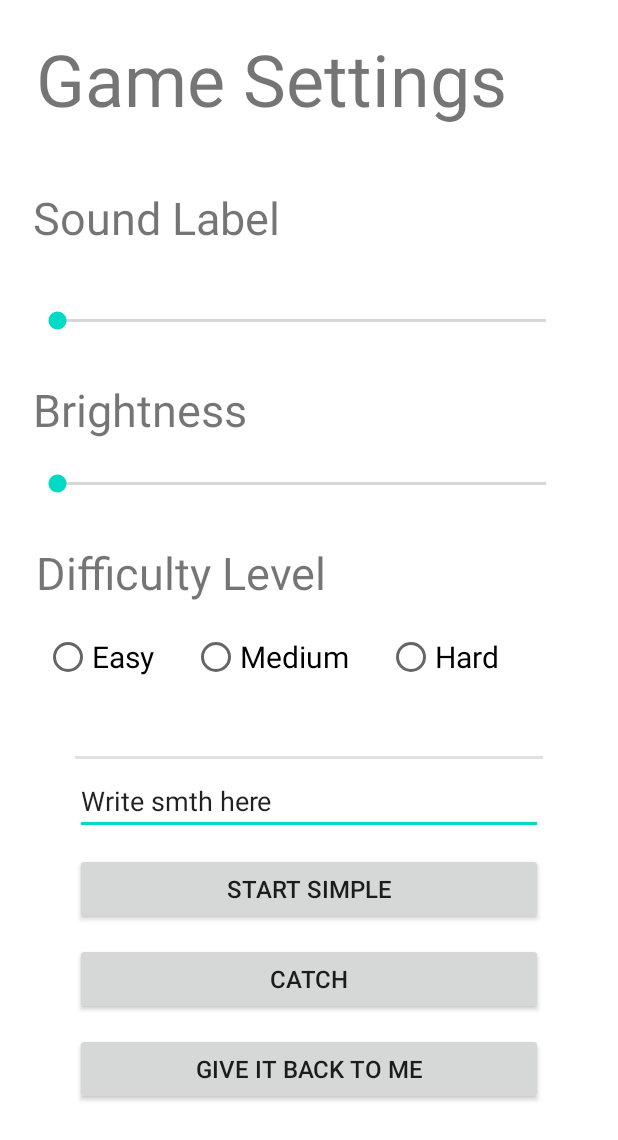
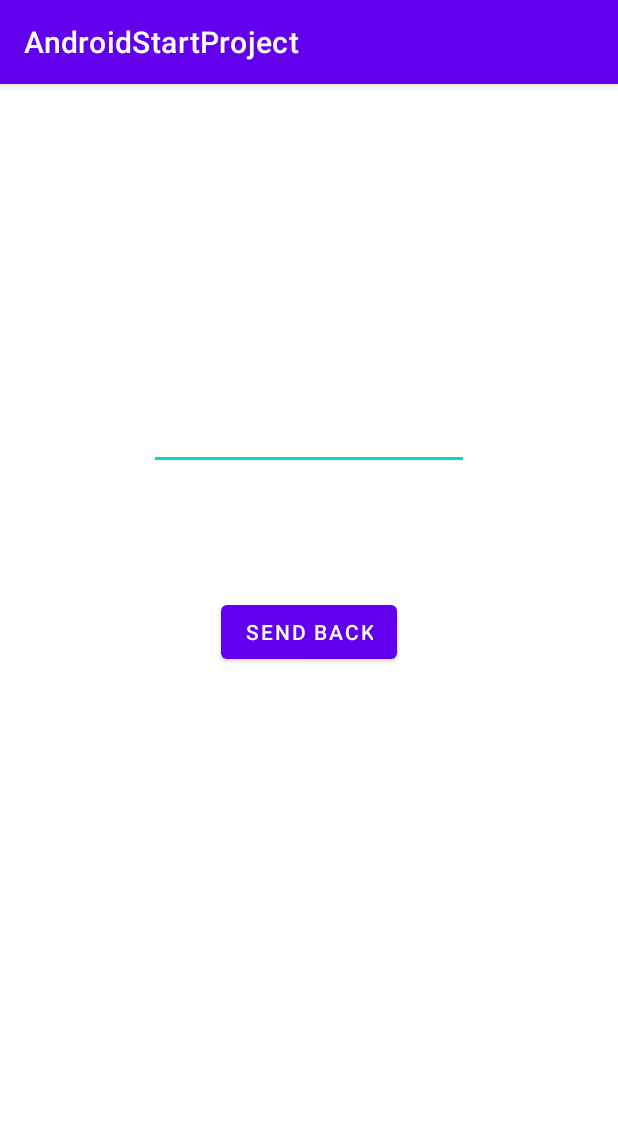
Before and after one commit to IvanovDmitriiSilvar/AndroidStartProject, an Android app: the MainActivity screen opened directly, with no data from a screen before it, after a tap on "GIVE IT BACK TO ME", on a phone screen of 412 x 824 dp. Shown: the top 1140 px of the screen. Run offline under Robolectric (Android 15) with nearby library versions, the phone set to English and light mode, and no system bars.

Commit message:
Simple exception explanation

```diff
--- a/app/src/main/java/ru/synergy/androidstartproject/ComeBackActivity.java
+++ b/app/src/main/java/ru/synergy/androidstartproject/ComeBackActivity.java
@@ -2,13 +2,33 @@ package ru.synergy.androidstartproject;
 
 import androidx.appcompat.app.AppCompatActivity;
 
+import android.content.Intent;
 import android.os.Bundle;
+import android.view.View;
+import android.widget.Button;
+import android.widget.EditText;
 
 public class ComeBackActivity extends AppCompatActivity {
+
+    EditText textView;
+    Button button;
 
     @Override
     protected void onCreate(Bundle savedInstanceState) {
         super.onCreate(savedInstanceState);
         setContentView(R.layout.activity_come_back);
+
+        textView = (EditText)findViewById(R.id.backtv);
+        button = (Button)findViewById(R.id.sendBack);
+
+        button.setOnClickListener(new View.OnClickListener() {
+            @Override
+            public void onClick(View view) {
+                Intent intent  = new Intent();  //создали интент
+                intent.putExtra("tv", textView.getText().toString());   //взяли данные из текствью и положили в интент с ключом "tv"
+                setResult(RESULT_OK, intent); //выставили интент как результат нашей активности
+                finish();   //вызвали финиш. Говорят, надо.
+            }
+        });
     }
 }
--- a/app/src/main/java/ru/synergy/androidstartproject/MainActivity.java
+++ b/app/src/main/java/ru/synergy/androidstartproject/MainActivity.java
@@ -1,5 +1,9 @@
 package ru.synergy.androidstartproject;
 
+import androidx.activity.result.ActivityResult;
+import androidx.activity.result.ActivityResultCallback;
+import androidx.activity.result.ActivityResultLauncher;
+import androidx.activity.result.contract.ActivityResultContracts;
 import androidx.annotation.Nullable;
 import androidx.appcompat.app.AppCompatActivity;
 import androidx.constraintlayout.widget.ConstraintLayout;
@@ -16,10 +20,22 @@ import android.widget.TextView;
 
 import org.w3c.dom.Text;
 
-public class MainActivity extends Activity implements View.OnClickListener {
+public class MainActivity extends AppCompatActivity implements View.OnClickListener {
 
+    private static final int REQ_C = 1;
     EditText et;
     TextView tv;
+
+    ActivityResultLauncher<Intent> mStartActivityForResult = registerForActivityResult(
+            new ActivityResultContracts.StartActivityForResult(),
+            new ActivityResultCallback<ActivityResult>() {
+                @Override
+                public void onActivityResult(ActivityResult result) {
+                    Intent intent = result.getData();
+                    tv.setText(intent.getStringExtra("tv"));
+                }
+            }
+    );
 
     @Override
     protected void onCreate(Bundle savedInstanceState) {
@@ -50,7 +66,6 @@ public class MainActivity extends Activity implements View.OnClickListener {
 
     public void onClick(View v){
         Intent i;
-        int REQ_C = 1;
         switch(v.getId()) {
             case R.id.buttonStart:
                 i = new Intent(this, MainActivity2.class);
@@ -62,9 +77,9 @@ public class MainActivity extends Activity implements View.OnClickListener {
                 i.putExtra("et", eText);
                 startActivity(i);
                 break;
-//            case R.id.buttonBack:
-//                i = new Intent(this, ComeBackActivity.class);
-//                startActivityForResult(i, REQ_C);
+            case R.id.buttonBack:
+                i = new Intent(this, ComeBackActivity.class);
+                mStartActivityForResult.launch(i);
         }
     }
 }
--- a/app/src/main/res/layout/activity_come_back.xml
+++ b/app/src/main/res/layout/activity_come_back.xml
@@ -6,4 +6,25 @@
     android:layout_height="match_parent"
     tools:context=".ComeBackActivity">
 
+    <EditText
+        android:id="@+id/backtv"
+        android:layout_width="wrap_content"
+        android:layout_height="wrap_content"
+        android:layout_marginTop="212dp"
+        android:ems="10"
+        android:inputType="textPersonName"
+        app:layout_constraintEnd_toEndOf="parent"
+        app:layout_constraintStart_toStartOf="parent"
+        app:layout_constraintTop_toTopOf="parent" />
+
+    <Button
+        android:id="@+id/sendBack"
+        android:layout_width="wrap_content"
+        android:layout_height="wrap_content"
+        android:text="Send back"
+        app:layout_constraintBottom_toBottomOf="parent"
+        app:layout_constraintEnd_toEndOf="@+id/backtv"
+        app:layout_constraintStart_toStartOf="@+id/backtv"
+        app:layout_constraintTop_toBottomOf="@+id/backtv"
+        app:layout_constraintVertical_bias="0.181" />
 </androidx.constraintlayout.widget.ConstraintLayout>
--- a/app/src/main/res/layout/second_layout.xml
+++ b/app/src/main/res/layout/second_layout.xml
@@ -13,7 +13,7 @@
         android:layout_alignStart="@id/textView2"
         android:layout_alignEnd="@id/textView2"
         android:layout_marginStart="0dp"
-        android:layout_marginTop="20dp"
+        android:layout_marginTop="10dp"
         android:layout_marginEnd="0dp" />
 
     <TextView
@@ -23,8 +23,8 @@
         android:layout_below="@+id/textView"
         android:layout_alignStart="@+id/textView"
         android:layout_alignParentEnd="true"
-        android:layout_marginStart="-2dp"
-        android:layout_marginTop="40dp"
+        android:layout_marginStart="02dp"
+        android:layout_marginTop="20dp"
         android:layout_marginEnd="32dp"
         android:text="Sound Label"
         android:textSize="30sp" />
@@ -37,7 +37,7 @@
         android:layout_alignStart="@+id/textView"
         android:layout_alignParentEnd="true"
         android:layout_marginStart="0dp"
-        android:layout_marginTop="30dp"
+        android:layout_marginTop="20dp"
         android:layout_marginEnd="0dp"
         android:text="Difficulty Level"
         android:textSize="30sp" />
@@ -50,7 +50,7 @@
         android:layout_alignStart="@+id/textView4"
         android:layout_alignEnd="@+id/textView4"
         android:layout_marginStart="0dp"
-        android:layout_marginTop="20dp"
+        android:layout_marginTop="16dp"
         android:layout_marginEnd="0dp" />
 
     <TextView
@@ -61,7 +61,7 @@
         android:layout_alignParentTop="true"
         android:layout_alignParentEnd="true"
         android:layout_marginStart="24dp"
-        android:layout_marginTop="20dp"
+        android:layout_marginTop="16dp"
         android:layout_marginEnd="36dp"
         android:text="Game Settings"
         android:textSize="48sp" />
@@ -74,7 +74,7 @@
         android:layout_alignStart="@+id/seekBar2"
         android:layout_alignEnd="@+id/seekBar2"
         android:layout_marginStart="0dp"
-        android:layout_marginTop="30dp"
+        android:layout_marginTop="20dp"
         android:layout_marginEnd="0dp"
         android:text="Brightness"
         android:textSize="30sp" />
@@ -87,7 +87,7 @@
         android:layout_alignStart="@id/textView"
         android:layout_alignEnd="@id/textView"
         android:layout_marginStart="0dp"
-        android:layout_marginTop="20dp"
+        android:layout_marginTop="16dp"
         android:layout_marginEnd="0dp"
         android:orientation="horizontal">
 
@@ -125,7 +125,7 @@
         android:layout_height="2dp"
         android:layout_below="@id/radiogroup"
         android:layout_marginStart="50dp"
-        android:layout_marginTop="50dp"
+        android:layout_marginTop="30dp"
         android:layout_marginEnd="50dp"
         android:background="?android:attr/listDivider" />
 
@@ -137,7 +137,7 @@
         android:layout_alignStart="@id/divider"
         android:layout_alignEnd="@id/divider"
         android:layout_below="@+id/divider"
-        android:layout_marginTop="5dp"/>
+        android:layout_marginTop="3dp"/>
     <Button
         android:id="@+id/buttonStart"
         android:layout_width="match_parent"
@@ -146,7 +146,7 @@
         android:layout_alignStart="@+id/divider"
         android:layout_alignEnd="@+id/divider"
         android:layout_marginStart="0dp"
-        android:layout_marginTop="12dp"
+        android:layout_marginTop="10dp"
         android:layout_marginEnd="0dp"
         android:text="Start Simple"
         android:textSize="16sp" />
@@ -159,7 +159,7 @@
         android:layout_alignStart="@+id/divider"
         android:layout_alignEnd="@+id/divider"
         android:layout_marginStart="0dp"
-        android:layout_marginTop="12dp"
+        android:layout_marginTop="10dp"
         android:layout_marginEnd="0dp"
         android:text="Catch"
         android:textSize="16sp" />
@@ -172,7 +172,7 @@
         android:layout_alignStart="@+id/divider"
         android:layout_alignEnd="@+id/divider"
         android:layout_marginStart="0dp"
-        android:layout_marginTop="12dp"
+        android:layout_marginTop="10dp"
         android:layout_marginEnd="0dp"
         android:text="Give it back to me"
         android:textSize="16sp" />
@@ -185,6 +185,6 @@
         android:layout_alignEnd="@+id/divider"
         android:layout_below="@id/buttonBack"
         android:layout_marginTop="10dp"
-        android:textSize="34sp"
+        android:textSize="24sp"
         />
 </RelativeLayout>
```
Also changed, not shown: app/src/main/java/ru/synergy/androidstartproject/Calculator.java (+9 -2 lines).
